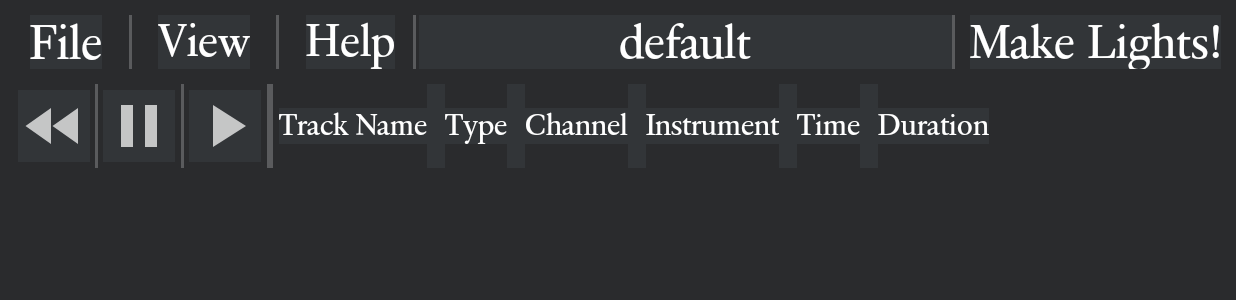
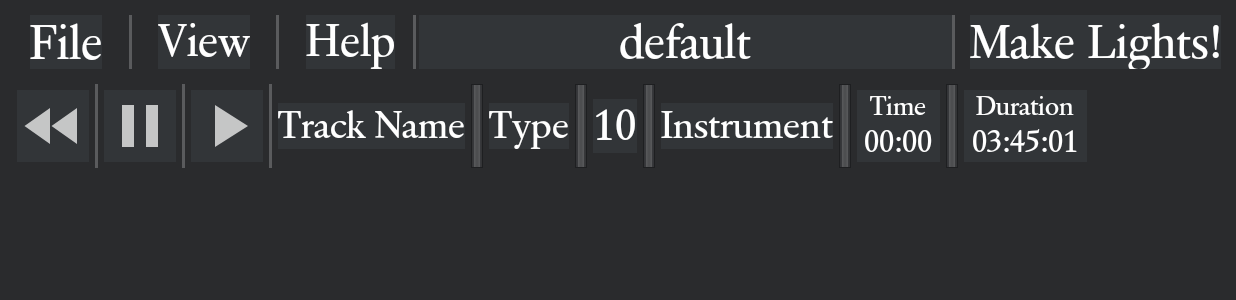
Before and after one commit to JonathanLacabe/LightNote, an Android app built with Jetpack Compose: the NewActivity screen opened directly, with no data from a screen before it, on a phone screen of 824 x 412 dp (held sideways). Shown: the top 300 px of the screen. Run offline under Robolectric (Android 15) with nearby library versions, the phone set to English and light mode, and no system bars.

Commit message:
Minor changes: Fixed the middle button section of the main screen.

```diff
--- a/app/src/main/java/io/github/jonathanlacabe/lightnote/NewActivity.kt
+++ b/app/src/main/java/io/github/jonathanlacabe/lightnote/NewActivity.kt
@@ -4,9 +4,6 @@ import android.content.Intent
 import android.database.Cursor
 import android.net.Uri
 import android.os.Bundle
-import android.view.Gravity
-import android.view.LayoutInflater
-import android.view.View
 import android.view.ViewGroup
 import android.widget.PopupWindow
 import android.widget.TextView
@@ -18,6 +15,7 @@ class NewActivity : ComponentActivity() {
 
     private lateinit var binding: ActivityNewBinding
     private var currentFileName: String = "default" //Value will only appear in exceptions.
+    private var isPlaying = false // Initialize isPlaying to track playback state
 
     override fun onCreate(savedInstanceState: Bundle?) {
         super.onCreate(savedInstanceState)
@@ -44,26 +42,26 @@ class NewActivity : ComponentActivity() {
 
         // Rewind button functionality
         binding.rewindButton.setOnClickListener {
-            if (!isPlaying) {
-                Toast.makeText(this, "Rewind track", Toast.LENGTH_SHORT).show()
+            if (isPlaying) {
+                isPlaying = false
+                // Logic to rewind track when implemented
             }
-            // Logic to rewind track when implemented
         }
 
-// Pause button functionality
+        // Pause button functionality
         binding.pauseButton.setOnClickListener {
-            if (!isPlaying) {
-                Toast.makeText(this, "Pause track", Toast.LENGTH_SHORT).show()
+            if (isPlaying) {
+                isPlaying = false // Update state to indicate playback is paused
+                // Logic to pause track when implemented
             }
-            // Logic to pause track when implemented
         }
 
-// Play button functionality
+        // Play button functionality
         binding.playButton.setOnClickListener {
             if (!isPlaying) {
-                Toast.makeText(this, "Play track", Toast.LENGTH_SHORT).show()
+                isPlaying = true // Update state to indicate playback has started
+                // Logic to play track when implemented
             }
-            // Logic to play track when implemented
         }
 
     }
--- /dev/null
+++ b/app/src/main/res/drawable/custom_divider_style.xml
@@ -0,0 +1,37 @@
+<layer-list xmlns:android="http://schemas.android.com/apk/res/android">
+
+    <!-- Outer shadow (darker border) -->
+    <item>
+        <shape>
+            <solid android:color="#1e1f21" /> <!-- Darker outer border -->
+            <size android:width="5dp" android:height="5dp" />
+        </shape>
+    </item>
+
+    <!-- Inner shadow (slightly lighter) to enhance the indent effect -->
+    <item android:left="1dp" android:right="1dp" android:top="1dp" android:bottom="1dp">
+        <shape>
+            <gradient
+                android:startColor="#333436"
+            android:centerColor="#404245"
+            android:endColor="#333436"
+            android:angle="0"
+            />
+            <size android:width="3dp" android:height="5dp" />
+        </shape>
+    </item>
+
+    <!-- Central highlight for an inset look -->
+    <item android:left="2dp" android:right="2dp" android:top="1dp" android:bottom="1dp">
+        <shape>
+            <gradient
+                android:startColor="#5A5B5D"
+            android:centerColor="#4A4B4D"
+            android:endColor="#5A5B5D"
+            android:angle="0"
+            />
+            <size android:width="2dp" android:height="5dp" />
+        </shape>
+    </item>
+
+</layer-list>
--- a/app/src/main/res/layout/activity_new.xml
+++ b/app/src/main/res/layout/activity_new.xml
@@ -135,8 +135,8 @@
         android:orientation="horizontal"
         android:background="#2A2B2D"
         android:gravity="center_vertical"
-        android:paddingStart="12dp"
-        android:paddingEnd="12dp"
+        android:paddingStart="11dp"
+        android:paddingEnd="11dp"
         app:layout_constraintTop_toBottomOf="@id/topButtonsLayout"
         app:layout_constraintStart_toStartOf="parent"
         app:layout_constraintEnd_toEndOf="parent">
@@ -156,9 +156,7 @@
             android:layout_width="2dp"
             android:layout_height="match_parent"
             android:background="#5A5B5D"
-            app:layout_constraintStart_toStartOf="@id/rewindButton"
-            android:layout_marginStart="3dp"
-            />
+            android:layout_marginStart="4dp" />
 
         <!-- Pause Button -->
         <ImageView
@@ -167,7 +165,7 @@
             android:layout_height="48dp"
             android:src="@drawable/ic_pause"
             android:contentDescription="@string/pause_button"
-            android:layout_marginStart="3dp"
+            android:layout_marginStart="4dp"
             app:tint="#FFFFFF" />
 
         <!-- Divider 6 -->
@@ -176,9 +174,7 @@
             android:layout_width="2dp"
             android:layout_height="match_parent"
             android:background="#5A5B5D"
-            app:layout_constraintStart_toStartOf="@id/pauseButton"
-            android:layout_marginStart="4dp"
-            />
+            android:layout_marginStart="4dp" />
 
         <!-- Play Button -->
         <ImageView
@@ -187,18 +183,16 @@
             android:layout_height="48dp"
             android:src="@drawable/ic_play"
             android:contentDescription="@string/play_button"
-            android:layout_marginStart="3dp"
+            android:layout_marginStart="4dp"
             app:tint="#FFFFFF" />
 
         <!-- Divider 7 -->
         <View
             android:id="@+id/divider7"
-            android:layout_width="4dp"
+            android:layout_width="2dp"
             android:layout_height="match_parent"
             android:background="#5A5B5D"
-            app:layout_constraintStart_toStartOf="@id/playButton"
-            android:layout_marginStart="4dp"
-            />
+            android:layout_marginStart="4dp" />
 
         <!-- Track Name Display -->
         <TextView
@@ -207,14 +201,16 @@
             android:layout_height="wrap_content"
             android:text="Track Name"
             android:textColor="#FFFFFF"
-            android:textSize="20sp"
+            android:textSize="25sp"
             android:fontFamily="@font/quadriga_bq"
             android:layout_marginStart="4dp"/>
 
-        <!-- Divider -->
         <View
-            android:layout_width="12dp"
-            android:layout_height="match_parent" />
+            android:id="@+id/dividerType1"
+            android:layout_width="8dp"
+            android:layout_height="match_parent"
+            android:background="@drawable/custom_divider_style"
+            android:layout_marginStart="4dp" />
 
         <!-- Type Display -->
         <TextView
@@ -223,28 +219,36 @@
             android:layout_height="wrap_content"
             android:text="Type"
             android:textColor="#FFFFFF"
-            android:textSize="20sp"
-            android:fontFamily="@font/quadriga_bq" />
+            android:textSize="25sp"
+            android:fontFamily="@font/quadriga_bq"
+            android:layout_marginStart="4dp"/>
 
-        <!-- Divider -->
+        <!-- Customized Divider -->
         <View
-            android:layout_width="12dp"
-            android:layout_height="match_parent" />
+            android:id="@+id/dividerType2"
+            android:layout_width="8dp"
+            android:layout_height="match_parent"
+            android:background="@drawable/custom_divider_style"
+            android:layout_marginStart="4dp" />
 
         <!-- Channel Display -->
         <TextView
             android:id="@+id/channel"
             android:layout_width="wrap_content"
             android:layout_height="wrap_content"
-            android:text="Channel"
+            android:text="10"
             android:textColor="#FFFFFF"
-            android:textSize="20sp"
-            android:fontFamily="@font/quadriga_bq" />
+            android:textSize="30sp"
+            android:fontFamily="@font/quadriga_bq"
+            android:layout_marginStart="4dp"/>
 
-        <!-- Divider -->
+        <!-- Customized Divider -->
         <View
-            android:layout_width="12dp"
-            android:layout_height="match_parent" />
+            android:id="@+id/dividerType3"
+            android:layout_width="8dp"
+            android:layout_height="match_parent"
+            android:background="@drawable/custom_divider_style"
+            android:layout_marginStart="4dp" />
 
         <!-- Instrument Display -->
         <TextView
@@ -253,40 +257,89 @@
             android:layout_height="wrap_content"
             android:text="Instrument"
             android:textColor="#FFFFFF"
-            android:textSize="20sp"
-            android:fontFamily="@font/quadriga_bq" />
+            android:textSize="25sp"
+            android:fontFamily="@font/quadriga_bq"
+            android:layout_marginStart="4dp"/>
 
-        <!-- Divider -->
+        <!-- Customized Divider -->
         <View
-            android:layout_width="12dp"
-            android:layout_height="match_parent" />
+            android:id="@+id/dividerType4"
+            android:layout_width="8dp"
+            android:layout_height="match_parent"
+            android:background="@drawable/custom_divider_style"
+            android:layout_marginStart="4dp" />
 
-        <!-- Time Display -->
+        <!-- Time Display Layout -->
+        <LinearLayout
+            android:layout_width="55dp"
+            android:layout_height="wrap_content"
+            android:layout_marginStart="4dp"
+            android:gravity="center_horizontal"
+            android:orientation="vertical">
+
+            <!-- Time Label -->
             <TextView
-            android:id="@+id/time"
+                android:id="@+id/timeLabel"
                 android:layout_width="wrap_content"
                 android:layout_height="wrap_content"
+                android:fontFamily="@font/quadriga_bq"
                 android:text="Time"
                 android:textColor="#FFFFFF"
-            android:textSize="20sp"
-            android:fontFamily="@font/quadriga_bq" />
+                android:textSize="18sp" />
 
-        <!-- Divider -->
-        <View
-            android:layout_width="12dp"
-            android:layout_height="match_parent" />
-
-        <!-- Duration Display -->
+            <!-- Actual Time Display (to be coded later) -->
             <TextView
-            android:id="@+id/timeDuration"
+                android:id="@+id/timeValue"
                 android:layout_width="wrap_content"
                 android:layout_height="wrap_content"
+                android:fontFamily="@font/quadriga_bq"
+                android:text="00:00"
+                android:textColor="#FFFFFF"
+                android:textSize="21sp" />
+        </LinearLayout>
+
+        <!-- Customized Divider -->
+
+        <!-- Duration Display Layout -->
+
+        <View
+            android:id="@+id/dividerType5"
+            android:layout_width="8dp"
+            android:layout_height="match_parent"
+            android:layout_marginStart="4dp"
+            android:background="@drawable/custom_divider_style" />
+
+        <LinearLayout
+            android:layout_width="82dp"
+            android:layout_height="wrap_content"
+            android:layout_marginStart="4dp"
+            android:gravity="center_horizontal"
+            android:orientation="vertical">
+
+            <!-- Duration Label -->
+            <TextView
+                android:id="@+id/durationLabel"
+                android:layout_width="wrap_content"
+                android:layout_height="wrap_content"
+                android:fontFamily="@font/quadriga_bq"
                 android:text="Duration"
                 android:textColor="#FFFFFF"
-            android:textSize="20sp"
-            android:fontFamily="@font/quadriga_bq" />
+                android:textSize="18sp" />
+
+            <!-- Actual Duration Display (to be coded later) -->
+            <TextView
+                android:id="@+id/durationValue"
+                android:layout_width="wrap_content"
+                android:layout_height="wrap_content"
+                android:fontFamily="@font/quadriga_bq"
+                android:text="03:45:01"
+                android:textColor="#FFFFFF"
+                android:textSize="21sp" />
+        </LinearLayout>
+
 
     </LinearLayout>
 
 
+
 </androidx.constraintlayout.widget.ConstraintLayout>
```
Lines whose indentation alone changed are shown as unchanged.
